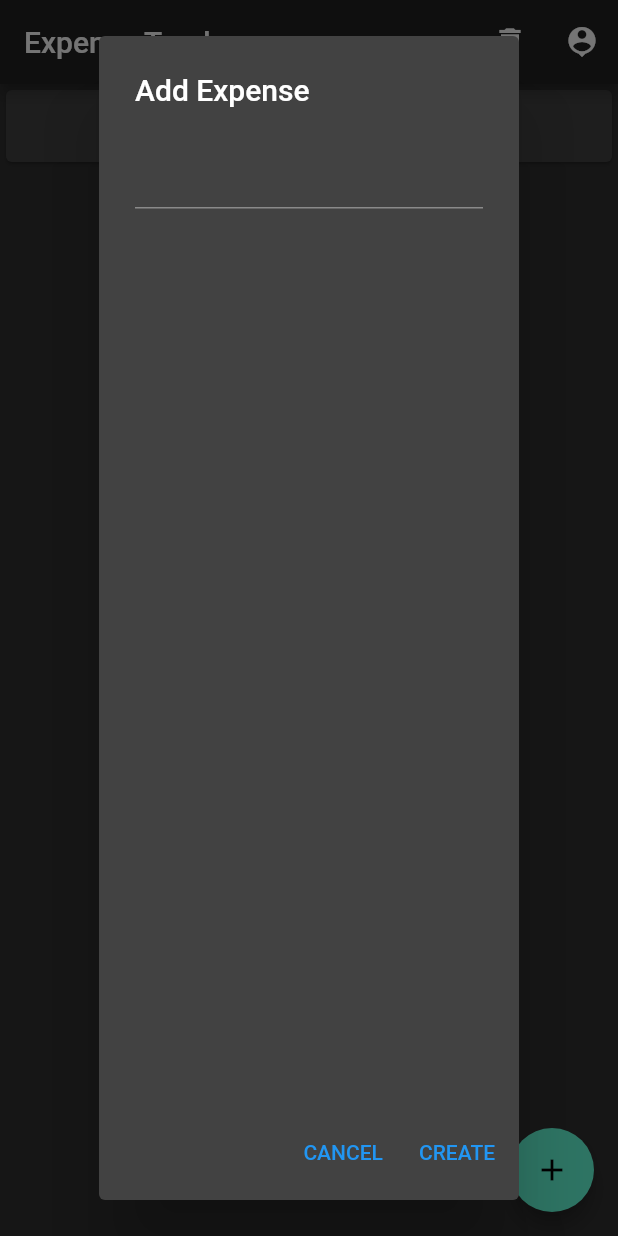
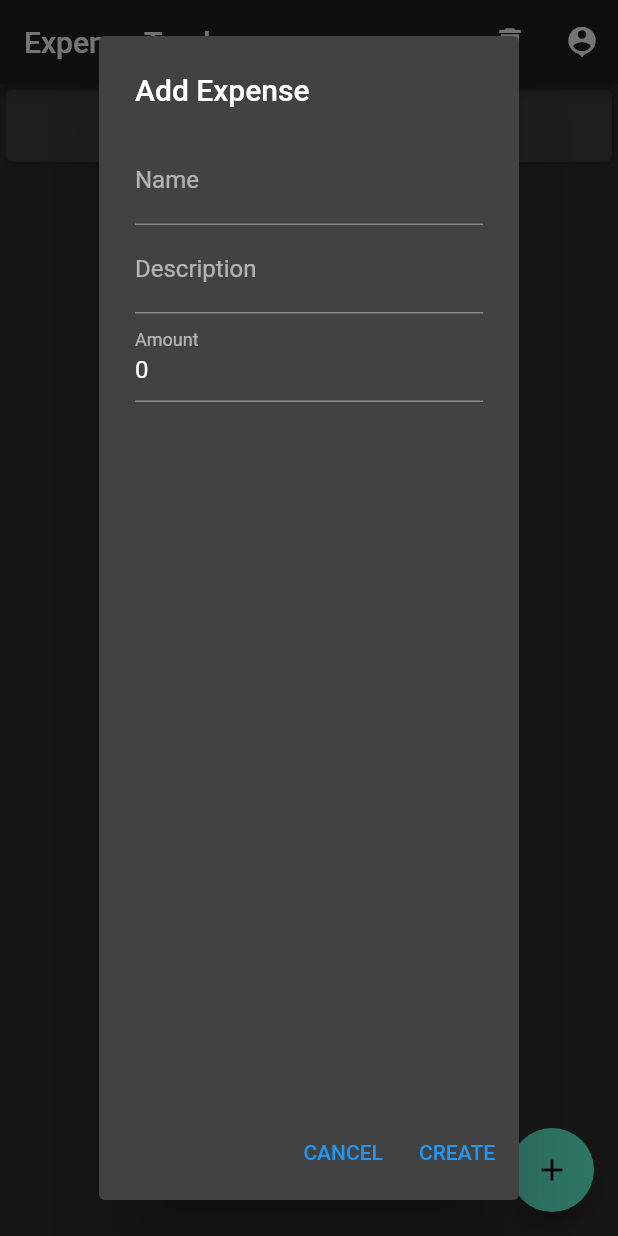
Before and after one commit to GregoryConrad/expense-tracker, a Flutter app: the screen it shows once a user with an empty profile is signed in, after a tap on the "add" icon, on a phone screen of 412 x 824 dp. Run offline on Flutter 3.47's test engine with Material 2 defaults, Android fonts, the light colour scheme and no system bars; our stand-ins replace cloud_firestore, firebase_auth; accounts and stored records are empty.

Commit message:
First (hopefully) working version

```diff
--- a/lib/main.dart
+++ b/lib/main.dart
@@ -1,6 +1,6 @@
-import 'package:expense_tracker/auth_repository.dart';
-import 'package:expense_tracker/data_repository.dart';
-import 'package:expense_tracker/expense.dart';
+import 'package:expense_tracker/model/auth_repository.dart';
+import 'package:expense_tracker/model/data_repository.dart';
+import 'package:expense_tracker/model/expense.dart';
 import 'package:flutter/material.dart';
 import 'package:intl/intl.dart';
 
@@ -66,15 +66,26 @@ class HomeWidget extends StatelessWidget {
   }
 
   Future<bool> _showAddExpenseDialog(BuildContext context) async {
-    double amount = 0;
-    String name = '', description = '';
+    String name = '', description = '', amount = '0';
     return await showDialog(
       context: context,
       builder: (_) => AlertDialog(
         title: Text('Add Expense'),
         content: Column(children: [
-          TextField(),
-          // todo all the text inputs
+          TextFormField(
+            decoration: const InputDecoration(labelText: 'Name'),
+            onChanged: (s) => name = s,
+          ),
+          TextFormField(
+            decoration: const InputDecoration(labelText: 'Description'),
+            onChanged: (s) => description = s,
+          ),
+          TextFormField(
+            initialValue: amount,
+            keyboardType: TextInputType.number,
+            decoration: const InputDecoration(labelText: 'Amount'),
+            onChanged: (s) => amount = s,
+          )
         ]),
         actions: [
           TextButton(
@@ -83,9 +94,14 @@ class HomeWidget extends StatelessWidget {
           ),
           TextButton(
             child: Text('CREATE'),
-            onPressed: () {
+            onPressed: () async {
               Navigator.pop(context, true);
-              // todo add via data repo. make sure to add uid field
+              final added = await createExpense(
+                  name, description, double.tryParse(amount) ?? 0);
+              if (!added) {
+                ScaffoldMessenger.of(context).showSnackBar(
+                    SnackBar(content: Text('Failed to create the expense')));
+              }
             },
           ),
         ],
--- /dev/null
+++ b/lib/model/data_repository.dart
@@ -0,0 +1,33 @@
+import 'package:cloud_firestore/cloud_firestore.dart';
+import 'package:expense_tracker/model/auth_repository.dart';
+import 'package:expense_tracker/model/expense.dart';
+
+final _firestore = FirebaseFirestore.instance;
+
+CollectionReference get _expensesCollection =>
+    _firestore.collection('expenses');
+
+Stream<List<Expense>> get expenseStream => _expensesCollection
+    .where('uid', isEqualTo: currentUid)
+    .snapshots()
+    .map((snapshot) => snapshot.docs)
+    .map((docs) => docs.map((doc) => Expense.fromDocument(doc)).toList());
+
+Future<bool> createExpense(
+  String name,
+  String description,
+  double amount,
+) async {
+  try {
+    await _expensesCollection.add({
+      'uid': currentUid,
+      'name': name,
+      'description': description,
+      'amount': amount,
+    });
+    return true;
+  } catch (e) {
+    print(e);
+    return false;
+  }
+}
--- a/lib/expense.dart
+++ b/lib/model/expense.dart
@@ -1,4 +1,4 @@
-import 'dart:ui';
+import 'dart:ui' show Color;
 
 import 'package:cloud_firestore/cloud_firestore.dart';
 
```
Also changed, not shown: lib/data_repository.dart (deleted, +0 -13 lines), lib/model/auth_repository.dart (renamed from lib/auth_repository.dart).
